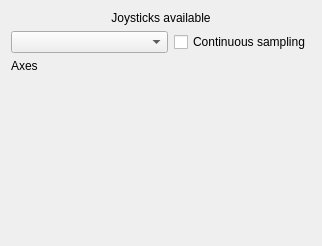
First picture: the form in src/joystick/sandboxwidget.ui, repository setvisible/cnc-manual-controller, before the edit.
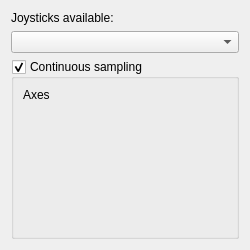
Second picture: the form after the edit.

Diff of the .ui file:
```diff
--- a/src/joystick/sandboxwidget.ui
+++ b/src/joystick/sandboxwidget.ui
@@ -6,58 +6,52 @@
    <rect>
     <x>0</x>
     <y>0</y>
-    <width>322</width>
-    <height>246</height>
+    <width>250</width>
+    <height>250</height>
    </rect>
   </property>
   <property name="windowTitle">
    <string>Form</string>
   </property>
-  <layout class="QVBoxLayout" name="mainLayout" stretch="0,0,0,1,0">
+  <layout class="QVBoxLayout" name="mainLayout" stretch="0,0,1">
    <item>
     <widget class="QLabel" name="avail_label">
      <property name="text">
-      <string>Joysticks available</string>
-     </property>
-     <property name="alignment">
-      <set>Qt::AlignCenter</set>
+      <string>Joysticks available:</string>
      </property>
     </widget>
    </item>
    <item>
-    <layout class="QHBoxLayout" name="horizontalLayout" stretch="1,0">
+    <layout class="QHBoxLayout" name="horizontalLayout" stretch="1">
      <item>
       <widget class="QComboBox" name="avail_box"/>
      </item>
+    </layout>
+   </item>
      <item>
-      <widget class="QCheckBox" name="sample_box">
-       <property name="text">
+    <widget class="QGroupBox" name="samplingGroupBox">
+     <property name="title">
         <string>Continuous sampling</string>
        </property>
-      </widget>
-     </item>
-    </layout>
-   </item>
+     <property name="checkable">
+      <bool>true</bool>
+     </property>
+     <layout class="QVBoxLayout" name="verticalLayout" stretch="0,1,0">
    <item>
-    <widget class="QLabel" name="num_axbtnlabel">
+       <widget class="QLabel" name="infoLabel">
      <property name="text">
       <string>Axes</string>
      </property>
     </widget>
    </item>
    <item>
-    <layout class="QHBoxLayout" name="horizontalLayout2" stretch="0">
-     <item>
-      <layout class="QHBoxLayout" name="axes_Layout"/>
-     </item>
-    </layout>
-   </item>
+       <layout class="QHBoxLayout" name="axesLayout"/>
+      </item>
    <item>
-    <layout class="QHBoxLayout" name="horizontalLayout3">
-     <item>
-      <layout class="QHBoxLayout" name="buttons_Layout"/>
-     </item>
-    </layout>
+       <layout class="QHBoxLayout" name="buttonsLayout"/>
+      </item>
+     </layout>
+    </widget>
    </item>
   </layout>
  </widget>
```
Left out of the diff: 4 changed lines with no effect on the pictures. Lines whose indentation alone changed are shown as unchanged.
